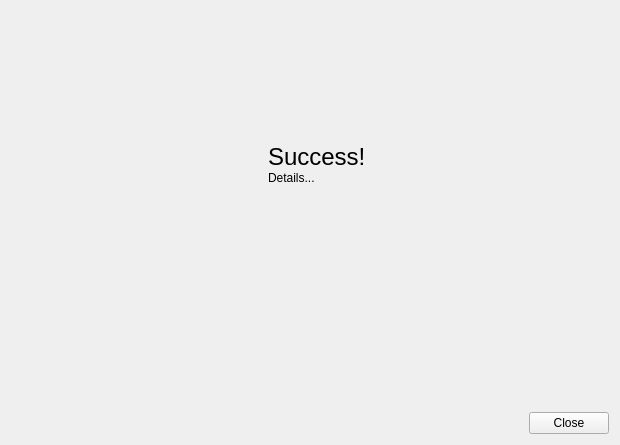
Above: resources/publish_result_ui.ui from shotgunsoftware/tk-multi-publish before the change. Below: the same form after it.
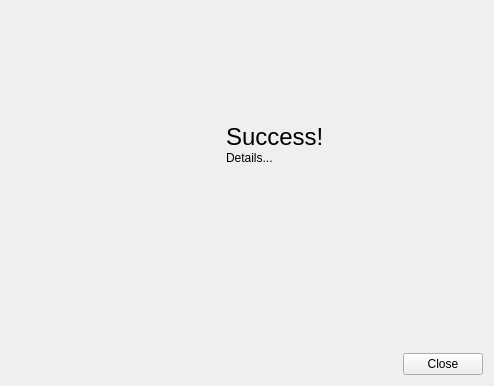
That is the form after the change. Icons and pictures are not drawn.

What changed in the file:
```diff
--- a/resources/publish_result_ui.ui
+++ b/resources/publish_result_ui.ui
@@ -6,8 +6,8 @@
    <rect>
     <x>0</x>
     <y>0</y>
-    <width>620</width>
-    <height>445</height>
+    <width>494</width>
+    <height>386</height>
    </rect>
   </property>
   <property name="windowTitle">
@@ -22,7 +22,7 @@
      <property name="sizeHint" stdset="0">
       <size>
        <width>20</width>
-       <height>117</height>
+       <height>97</height>
       </size>
      </property>
     </spacer>
@@ -118,6 +118,9 @@
          <property name="alignment">
           <set>Qt::AlignLeading|Qt::AlignLeft|Qt::AlignTop</set>
          </property>
+         <property name="wordWrap">
+          <bool>false</bool>
+         </property>
         </widget>
        </item>
       </layout>
@@ -145,7 +148,7 @@
      <property name="sizeHint" stdset="0">
       <size>
        <width>20</width>
-       <height>117</height>
+       <height>97</height>
       </size>
      </property>
     </spacer>
```
Left out of the diff: 2 changed lines with no effect on the pictures.
